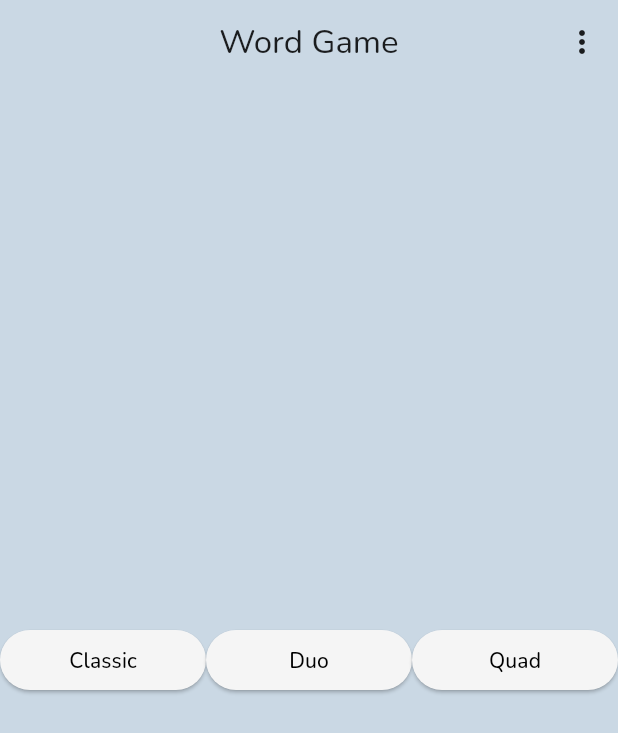
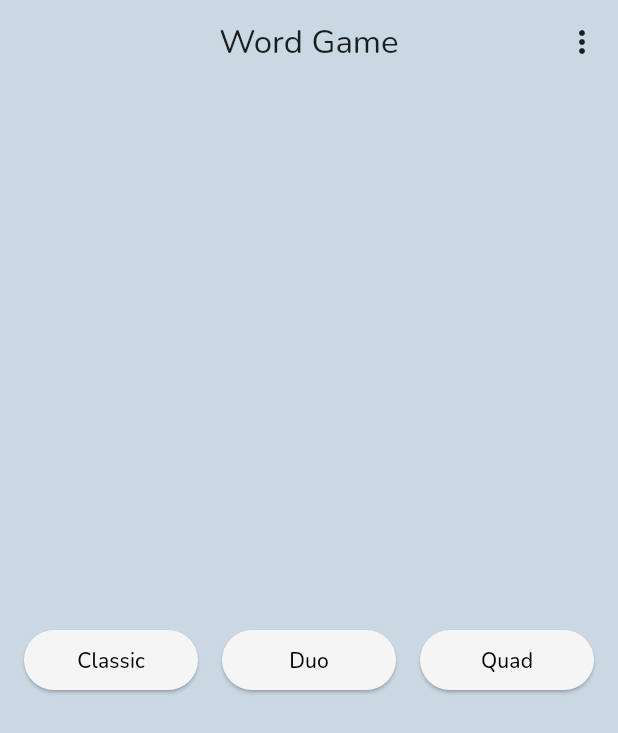
Before and after one commit to sstream17/word-game-2, a Flutter app: the screen it shows after launch, on a phone screen of 412 x 824 dp. Shown: the top 733 px of the screen. Run offline on Flutter 3.47's test engine with Material 3 defaults, Android fonts, the phone set to English and light mode, and no system bars; our stand-ins replace fl_chart, google_fonts, hive, hive_flutter, url_strategy; accounts and stored records are empty.

Commit message:
Add padding to homepage buttons

```diff
--- a/game/lib/main.dart
+++ b/game/lib/main.dart
@@ -92,6 +92,8 @@ class HomePage extends StatelessWidget {
         title: "Word Game",
       ),
       body: Center(
+        child: Padding(
+          padding: const EdgeInsets.all(16.0),
           child: Row(
             mainAxisAlignment: MainAxisAlignment.center,
             children: <Widget>[
@@ -105,6 +107,7 @@ class HomePage extends StatelessWidget {
                   },
                 ),
               ),
+              const SizedBox(width: 16),
               Expanded(
                 child: ElevatedButton(
                   style:
@@ -115,6 +118,7 @@ class HomePage extends StatelessWidget {
                   },
                 ),
               ),
+              const SizedBox(width: 16),
               Expanded(
                 child: ElevatedButton(
                   style:
@@ -128,6 +132,7 @@ class HomePage extends StatelessWidget {
             ],
           ),
         ),
+      ),
     );
   }
 }
```
Lines whose indentation alone changed are shown as unchanged.
